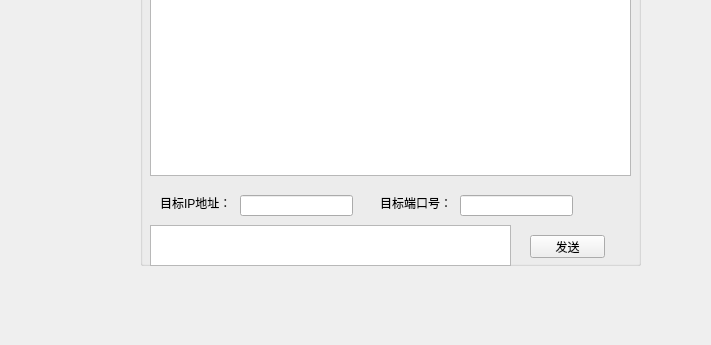
This is MyUdpNetworkassist/mainwindow.ui in ZzJjH/UdpNetworkAssist as Qt 5 draws it before an edit; both pictures show x 0 to 711 and y 255 to 600 of the 800 by 600 pixel window. The edited form follows.
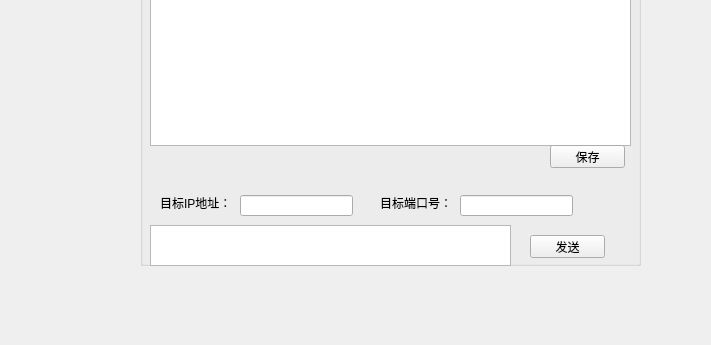
This is the edited form.

Commit message: 增加数据保存为txt功能

```diff
--- a/MyUdpNetworkassist/mainwindow.ui
+++ b/MyUdpNetworkassist/mainwindow.ui
@@ -85,11 +85,11 @@
        <x>10</x>
        <y>20</y>
        <width>481</width>
-       <height>401</height>
+       <height>371</height>
       </rect>
      </property>
      <property name="readOnly">
-      <bool>true</bool>
+      <bool>false</bool>
      </property>
     </widget>
     <widget class="QTextEdit" name="SendtextEdit">
@@ -161,6 +161,19 @@
       </rect>
      </property>
     </widget>
+    <widget class="QPushButton" name="saveBtn">
+     <property name="geometry">
+      <rect>
+       <x>410</x>
+       <y>390</y>
+       <width>75</width>
+       <height>23</height>
+      </rect>
+     </property>
+     <property name="text">
+      <string>保存</string>
+     </property>
+    </widget>
    </widget>
   </widget>
   <widget class="QMenuBar" name="menubar">
```
The commit also changes 3 other files.
